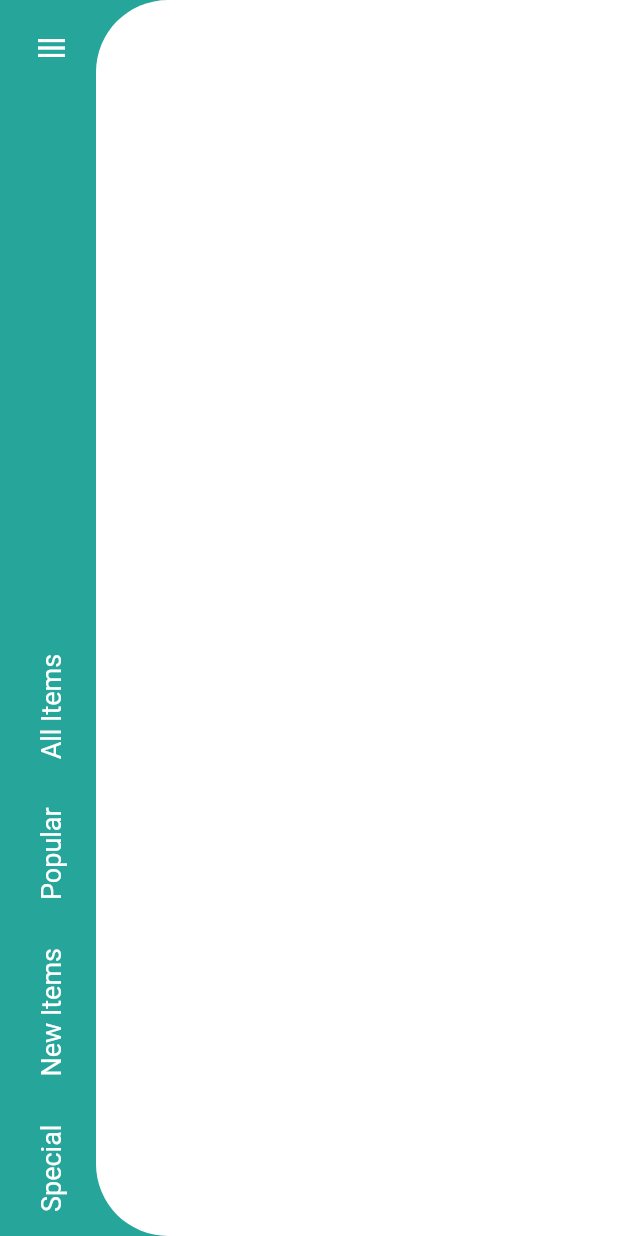
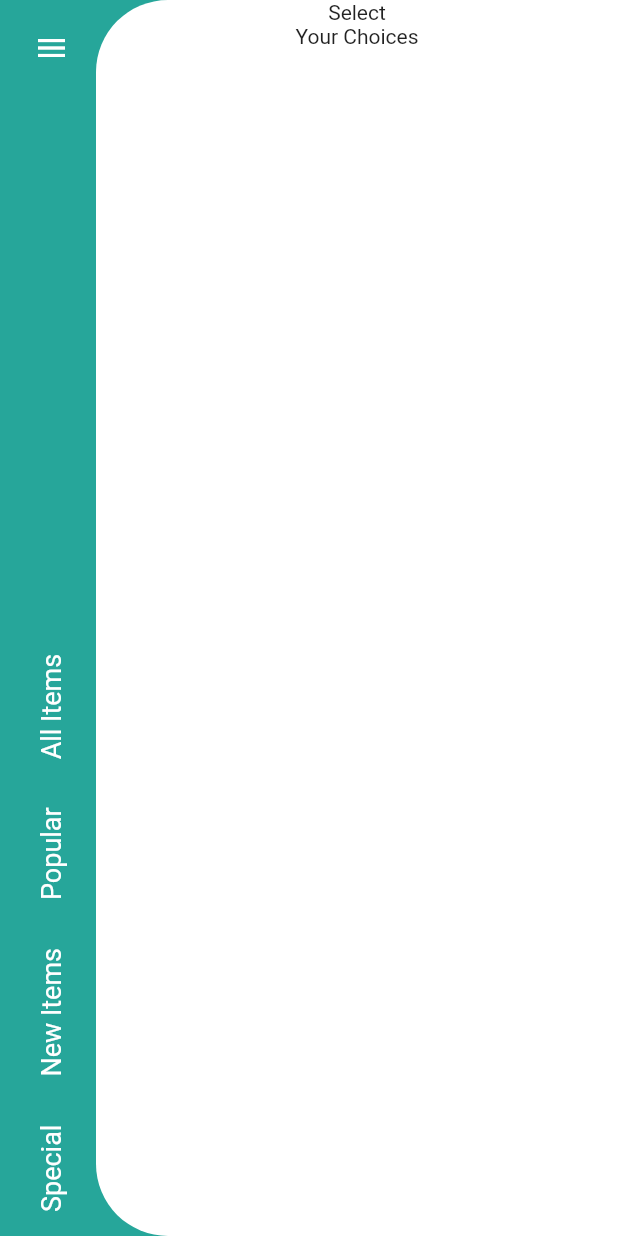
Before and after one commit to JAICHANGPARK/flutter_notebook_8th_story, a Flutter app: the screen it shows after launch, on a phone screen of 412 x 824 dp. Run offline on Flutter 3.47's test engine with Material 2 defaults, Android fonts, the phone set to English and light mode, and no system bars; our stand-ins replace badges, google_fonts.

Commit message:
Update food_main_page.dart

```diff
--- a/lib/ep566_food_delivery_app/food_main_page.dart
+++ b/lib/ep566_food_delivery_app/food_main_page.dart
@@ -80,7 +80,12 @@ class _FoodMainPageState extends State<FoodMainPage> {
                       bottomLeft: Radius.circular(48),
                     ),
                     color: Colors.white),
-                child: Column(),
+                child: Column(
+                  children: [
+                    Text("Select",),
+                    Text("Your Choices")
+                  ],
+                ),
               ),
 
           ),
```
